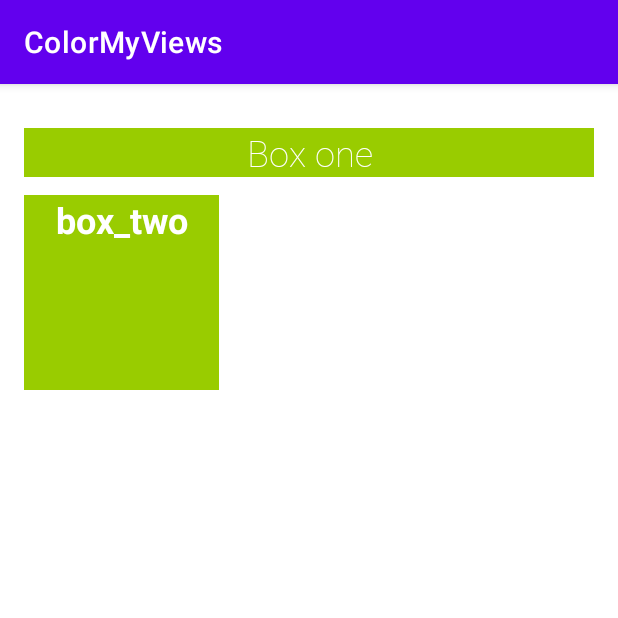
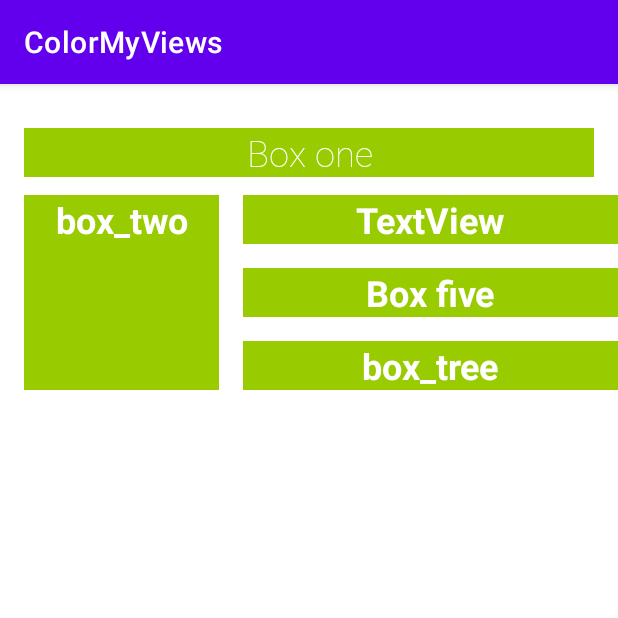
Before and after one commit to brunoferma/colors, an Android app: the screen it shows after launch (MainActivity), on a phone screen of 412 x 824 dp, the top half of it. Run offline under Robolectric (Android 15) with nearby library versions, the phone set to English and light mode, and no system bars.

Commit message:
Criando os blocos 2.

```diff
--- a/app/src/main/res/layout/activity_main.xml
+++ b/app/src/main/res/layout/activity_main.xml
@@ -12,12 +12,12 @@
         style="@style/whitheBox"
         android:layout_width="0dp"
         android:layout_height="wrap_content"
+        android:layout_marginHorizontal="@dimen/box_text_size"
         android:layout_marginStart="16dp"
         android:layout_marginTop="29dp"
         android:layout_marginEnd="16dp"
         android:fontFamily="@font/roboto_thin"
         android:text="@string/box_one"
-        android:layout_marginHorizontal="@dimen/box_text_size"
         app:layout_constraintEnd_toEndOf="parent"
         app:layout_constraintStart_toStartOf="parent"
         app:layout_constraintTop_toTopOf="parent" />
@@ -32,4 +32,43 @@
         app:layout_constraintStart_toStartOf="@+id/textView"
         app:layout_constraintTop_toBottomOf="@+id/textView" />
 
+    <TextView
+        android:id="@+id/box_four"
+        style="@style/whitheBox"
+        android:layout_width="0dp"
+        android:layout_height="0dp"
+        android:text="@string/textview"
+        android:layout_marginStart="16dp"
+        app:layout_constraintBottom_toTopOf="@+id/box_five"
+        app:layout_constraintEnd_toEndOf="parent"
+        app:layout_constraintStart_toEndOf="@+id/box_two_text"
+        app:layout_constraintTop_toTopOf="@+id/box_two_text"
+        app:layout_constraintVertical_chainStyle="spread" />
+
+    <TextView
+        android:id="@+id/box_five"
+        style="@style/whitheBox"
+        android:layout_width="0dp"
+        android:layout_height="0dp"
+        android:layout_marginTop="16dp"
+        android:layout_marginBottom="16dp"
+        android:text="@string/box_five"
+        android:layout_marginStart="16dp"
+        app:layout_constraintBottom_toTopOf="@+id/box_tree"
+        app:layout_constraintEnd_toEndOf="parent"
+        app:layout_constraintStart_toEndOf="@+id/box_two_text"
+        app:layout_constraintTop_toBottomOf="@+id/box_four" />
+
+    <TextView
+        android:id="@+id/box_tree"
+        style="@style/whitheBox"
+        android:layout_width="0dp"
+        android:layout_height="0dp"
+        android:text="@string/box_tree"
+        android:layout_marginStart="16dp"
+        app:layout_constraintBottom_toBottomOf="@+id/box_two_text"
+        app:layout_constraintEnd_toEndOf="parent"
+        app:layout_constraintStart_toEndOf="@+id/box_two_text"
+        app:layout_constraintTop_toBottomOf="@+id/box_five" />
+
 </androidx.constraintlayout.widget.ConstraintLayout>
--- a/app/src/main/res/values/strings.xml
+++ b/app/src/main/res/values/strings.xml
@@ -2,4 +2,7 @@
     <string name="app_name">ColorMyViews</string>
     <string name="box_one">Box one</string>
     <string name="box_two">box_two</string>
+    <string name="box_tree">box_tree</string>
+    <string name="box_five">Box five</string>
+    <string name="textview">TextView</string>
 </resources>
```
